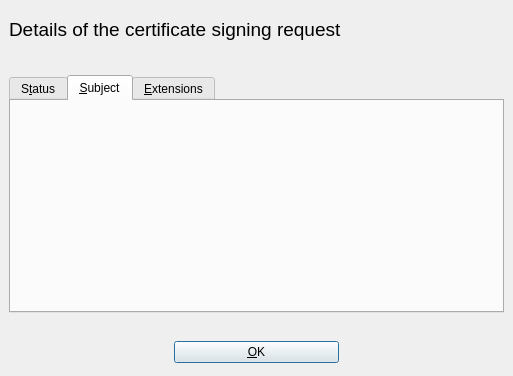
chris2511/xca, file ui/ReqDetail.ui: the form before one commit.
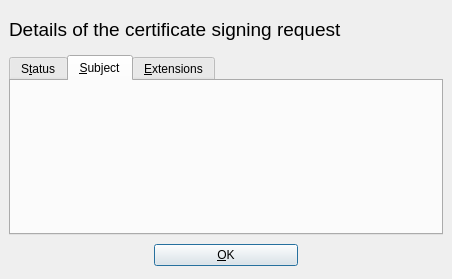
The form after the commit. The open tabs and pages were chosen to show the change. Custom widgets are drawn as their Qt base class.

Commit message: fix dialog sizes for long DNs and automatic resizing

The edit to the form file:
```diff
--- a/ui/ReqDetail.ui
+++ b/ui/ReqDetail.ui
@@ -5,8 +5,8 @@
    <rect>
     <x>0</x>
     <y>0</y>
-    <width>513</width>
-    <height>376</height>
+    <width>441</width>
+    <height>279</height>
    </rect>
   </property>
   <layout class="QVBoxLayout" >
@@ -79,22 +79,6 @@
      </item>
     </layout>
    </item>
-   <item>
-    <spacer>
-     <property name="orientation" >
-      <enum>Qt::Vertical</enum>
-     </property>
-     <property name="sizeType" >
-      <enum>QSizePolicy::Expanding</enum>
-     </property>
-     <property name="sizeHint" >
-      <size>
-       <width>495</width>
-       <height>16</height>
-      </size>
-     </property>
-    </spacer>
-   </item>
    <item>
     <widget class="QTabWidget" name="TabWidget3" >
      <widget class="QWidget" name="unnamed" >
@@ -218,16 +202,7 @@
         <number>6</number>
        </property>
        <item>
-        <widget class="DistName" native="1" name="subject" >
-         <property name="sizePolicy" >
-          <sizepolicy>
-           <hsizetype>13</hsizetype>
-           <vsizetype>13</vsizetype>
-           <horstretch>0</horstretch>
-           <verstretch>0</verstretch>
-          </sizepolicy>
-         </property>
-        </widget>
+        <widget class="DistName" native="1" name="subject" />
        </item>
       </layout>
      </widget>
@@ -253,22 +228,6 @@
      </widget>
     </widget>
    </item>
-   <item>
-    <spacer>
-     <property name="orientation" >
-      <enum>Qt::Vertical</enum>
-     </property>
-     <property name="sizeType" >
-      <enum>QSizePolicy::Expanding</enum>
-     </property>
-     <property name="sizeHint" >
-      <size>
-       <width>495</width>
-       <height>16</height>
-      </size>
-     </property>
-    </spacer>
-   </item>
    <item>
     <layout class="QHBoxLayout" >
      <property name="margin" >
```
Left out of the diff: 3 changed lines with no effect on the pictures. The commit also changes 7 other files.
